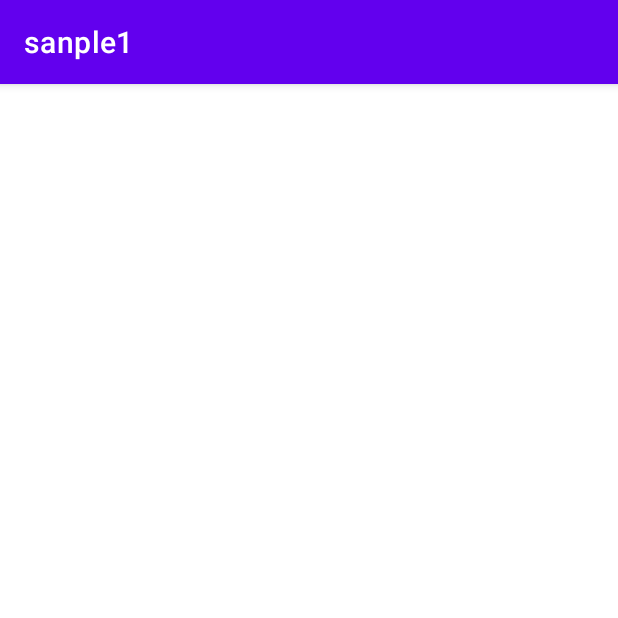
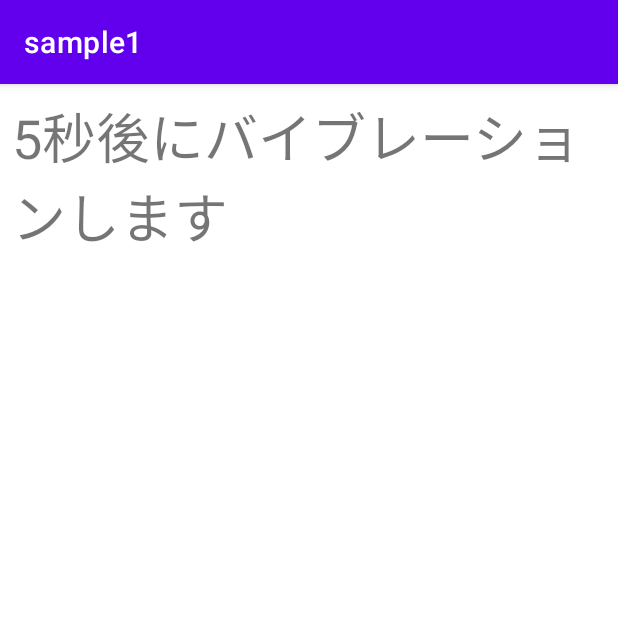
Before and after one commit to KokiOnodera/GraduationResearch-Acceleration, an Android app: the VibeActivity screen opened directly, with no data from a screen before it, on a phone screen of 412 x 824 dp, the top half of it. Run offline under Robolectric (Android 15) with nearby library versions, the phone set to English and light mode, and no system bars.

```diff
--- a/app/src/main/AndroidManifest.xml
+++ b/app/src/main/AndroidManifest.xml
@@ -6,7 +6,7 @@
     <application
         android:allowBackup="true"
         android:icon="@mipmap/ic_launcher"
-        android:label="sanple1"
+        android:label="sample1"
         android:roundIcon="@mipmap/ic_launcher_round"
         android:supportsRtl="true"
         android:theme="@style/Theme.Sanple1">
--- a/app/src/main/java/com/example/sanple1/MainActivity.java
+++ b/app/src/main/java/com/example/sanple1/MainActivity.java
@@ -36,9 +36,9 @@ public class MainActivity extends AppCompatActivity
         // Get an instance of the SensorManager
         sensorManager = (SensorManager) getSystemService(SENSOR_SERVICE);
 
-        textInfo = findViewById(R.id.text_info);
+        //textInfo = findViewById(R.id.text_info);
         // Get an instance of the TextView
-        textView = findViewById(R.id.text_view);
+        //textView = findViewById(R.id.text_view);
 
         // Intent を取得する
         Intent intent = getIntent();
@@ -130,7 +130,7 @@ public class MainActivity extends AppCompatActivity
                     + "角速度センサー\n"
                     + " X: " + ang_acc_x + "\n"
                     + " Y: " + ang_acc_y;
-            textView.setText(strTmp);
+            //textView.setText(strTmp);
 
 
             String filename = "data_ks"+Integer.toString(count)+".csv";
--- a/app/src/main/java/com/example/sanple1/VibeActivity.java
+++ b/app/src/main/java/com/example/sanple1/VibeActivity.java
@@ -2,11 +2,17 @@ package com.example.sanple1;
 
 import android.content.Context;
 import android.content.Intent;
+import android.os.Build;
+import android.os.VibrationEffect;
 import android.os.Vibrator;
 import android.os.Bundle;
 import android.os.Handler;
+
+import androidx.annotation.RequiresApi;
 import androidx.appcompat.app.AppCompatActivity;
 import java.io.FileOutputStream;
+
+import static android.os.VibrationEffect.DEFAULT_AMPLITUDE;
 
 /***
  * 加速度を記録するファイルを作成
@@ -66,9 +72,15 @@ public class VibeActivity extends AppCompatActivity {
         * 5秒後にバイブレーション
         * */
         vibration = new Runnable() {
+            //@RequiresApi(api = Build.VERSION_CODES.O)
             public void run() {
                 //1000ms バイブを鳴らす
-                ((Vibrator)getSystemService(VIBRATOR_SERVICE)).vibrate(1000);
+                Vibrator vibratorManager = (Vibrator)getSystemService(Context.VIBRATOR_SERVICE);
+                if (Build.VERSION.SDK_INT >= 26) {
+                    VibrationEffect effect = VibrationEffect.createOneShot(1000, 255);
+                    vibratorManager.vibrate(effect);
+                }
+                //((Vibrator)getSystemService(VIBRATOR_SERVICE)).vibrate(1000);
                 //画面遷移
                 Intent intent = new Intent(VibeActivity.this.getApplication(), MainActivity.class);
                 // 渡したいデータとキーを指定する
--- a/app/src/main/res/layout/start_activity.xml
+++ b/app/src/main/res/layout/start_activity.xml
@@ -3,4 +3,16 @@
     xmlns:app="http://schemas.android.com/apk/res-auto"
     xmlns:tools="http://schemas.android.com/tools"
     android:layout_width="match_parent"
-    android:layout_height="match_parent"/>
+    android:layout_height="match_parent">
+
+    <TextView
+        android:id="@+id/textView3"
+        android:layout_width="wrap_content"
+        android:layout_height="wrap_content"
+        android:layout_marginStart="8dp"
+        android:layout_marginTop="8dp"
+        android:text="5秒後にバイブレーションします"
+        android:textSize="36sp"
+        app:layout_constraintStart_toStartOf="parent"
+        app:layout_constraintTop_toTopOf="parent" />
+</androidx.constraintlayout.widget.ConstraintLayout>
```
Also changed, not shown: app/src/main/res/layout/activity_main.xml (+8 -2 lines).
